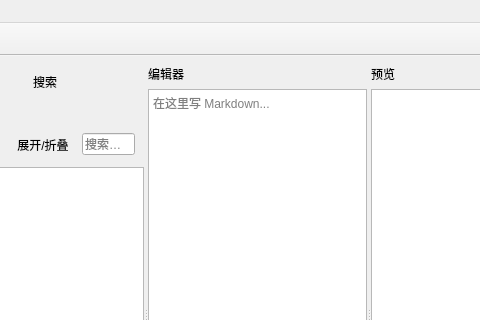
Qt form mainwindow.ui (SS-R-in/MossNote) before a commit; both pictures show x 200 to 680 and y 0 to 320 of the 800 by 600 pixel window.
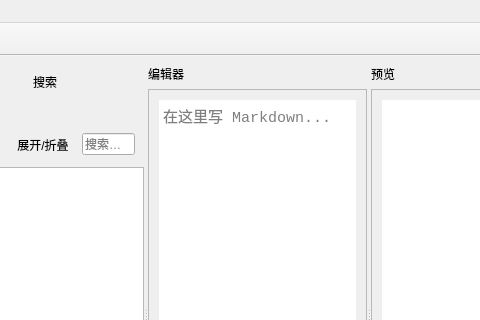
The same form after that commit.

Commit message: style: improve editor and preview spacing

Diff of the .ui file:
```diff
--- a/mainwindow.ui
+++ b/mainwindow.ui
@@ -177,6 +177,17 @@
         </item>
         <item>
          <widget class="QPlainTextEdit" name="editor">
+          <property name="font">
+           <font>
+            <family>Consolas</family>
+            <pointsize>11</pointsize>
+           </font>
+          </property>
+          <property name="styleSheet">
+           <string notr="true">QPlainTextEdit {
+    padding: 10px;
+}</string>
+          </property>
           <property name="placeholderText">
            <string>在这里写 Markdown...</string>
           </property>
@@ -195,6 +206,11 @@
         </item>
         <item>
          <widget class="QTextBrowser" name="preview">
+          <property name="styleSheet">
+           <string notr="true">QTextBrowser {
+    padding: 10px;
+}</string>
+          </property>
           <property name="markdown">
            <string/>
           </property>
```
